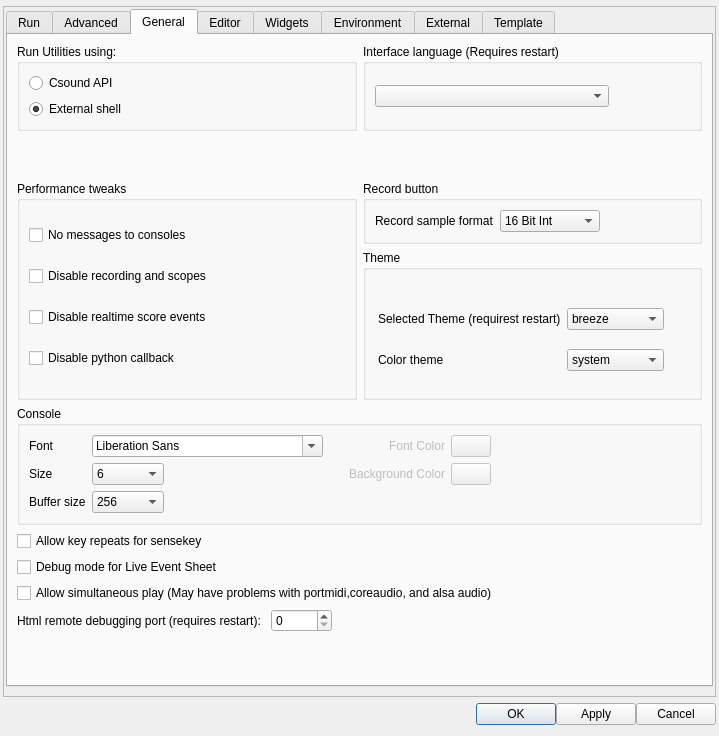
First picture: the form in src/configdialog.ui, repository CsoundQt/CsoundQt, before the edit.
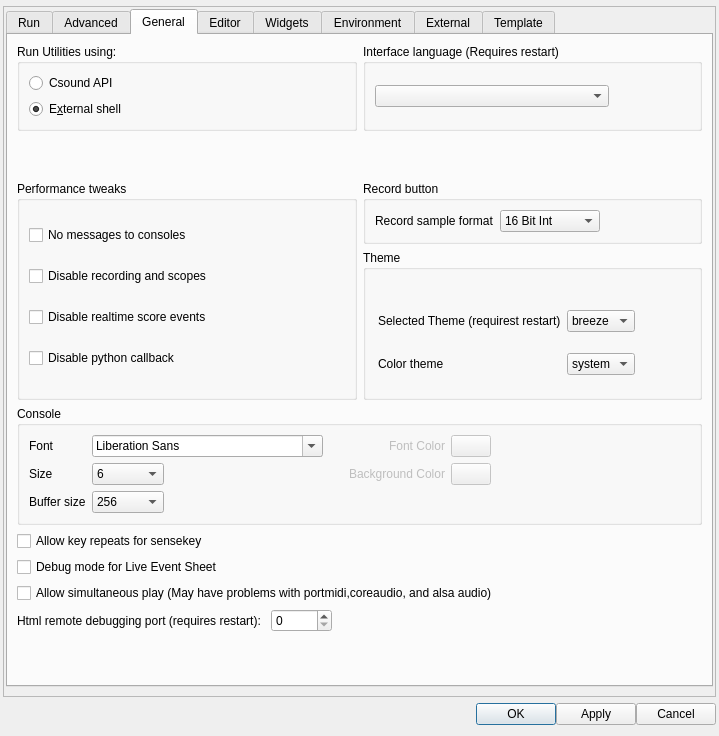
Second picture: the form after the edit. Icons and pictures are not drawn.

Commit message: PythonQt dark support, fixes to CsoundQt::setColors, removed breeze-dark from config menu.

The edit to the form file:
```diff
--- a/src/configdialog.ui
+++ b/src/configdialog.ui
@@ -88,10 +88,10 @@
      <widget class="QWidget" name="scrollAreaWidgetContents">
       <property name="geometry">
        <rect>
-        <x>-225</x>
+        <x>-270</x>
         <y>0</y>
-        <width>917</width>
-        <height>869</height>
+        <width>959</width>
+        <height>930</height>
        </rect>
       </property>
       <layout class="QGridLayout" name="gridLayout_18">
@@ -1400,8 +1400,8 @@
                <rect>
                 <x>15</x>
                 <y>45</y>
-                <width>464</width>
-                <height>90</height>
+                <width>503</width>
+                <height>96</height>
                </rect>
               </property>
               <layout class="QGridLayout" name="gridLayout_16">
@@ -1412,11 +1412,6 @@
                    <string>breeze</string>
                   </property>
                  </item>
-                 <item>
-                  <property name="text">
-                   <string>breeze-dark</string>
-                  </property>
-                 </item>
                  <item>
                   <property name="text">
                    <string>boring</string>
@@ -1734,7 +1729,7 @@
                 <item>
                  <widget class="QRadioButton" name="ExternalRadioButton">
                   <property name="text">
-                   <string>External shell</string>
+                   <string>E&amp;xternal shell</string>
                   </property>
                   <property name="checked">
                    <bool>true</bool>
```
The commit also changes 1 other file.
